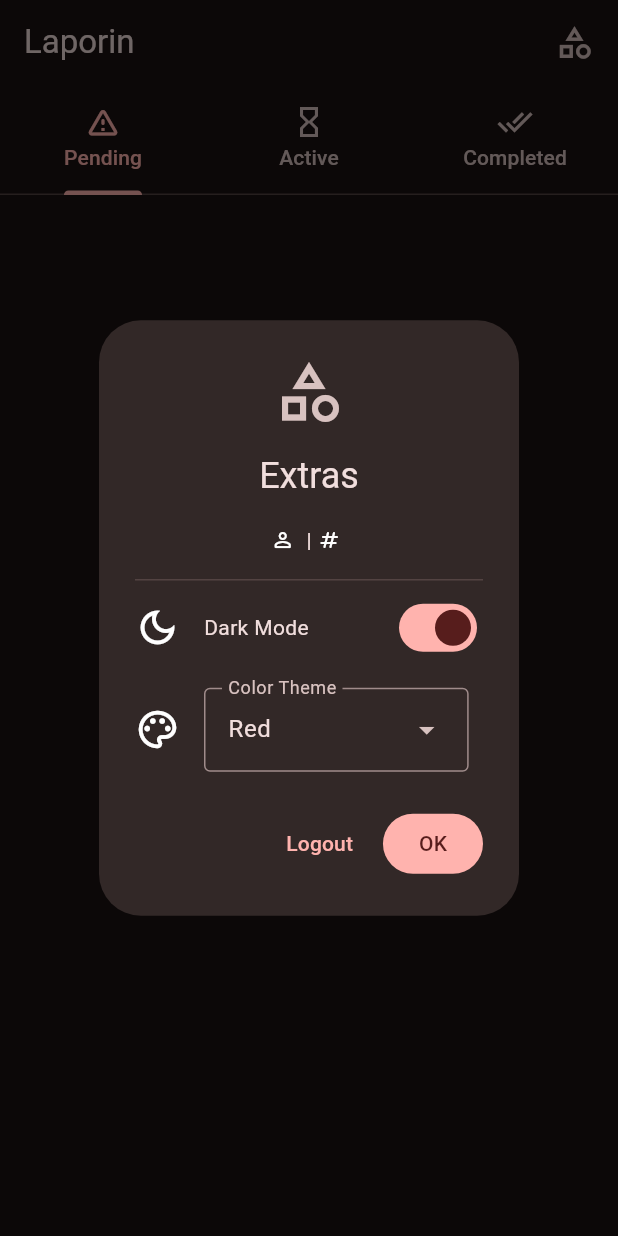
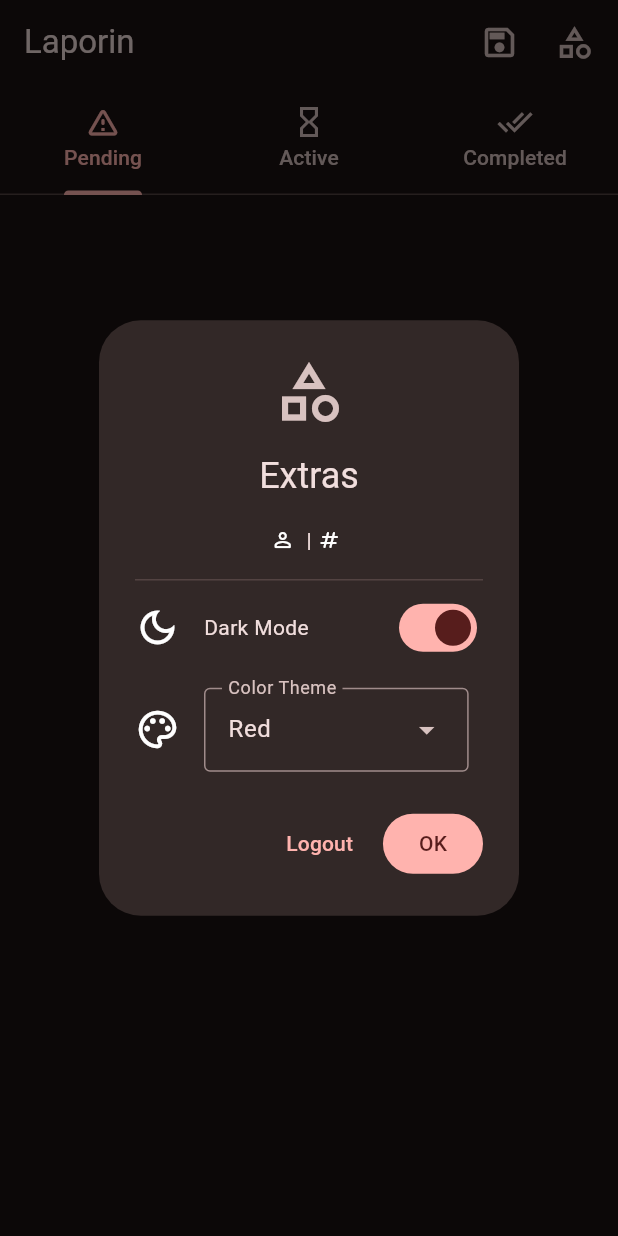
Before and after one commit to agunghabu/uas_pam_laporin, a Flutter app: the AdminDashboard screen opened directly, after a tap on the "category" icon, on a phone screen of 412 x 824 dp. Run offline on Flutter 3.47's test engine with Material 3 defaults, Android fonts, the light colour scheme and no system bars; our stand-ins replace image_picker; network calls fail.

Commit message:
add button for saving all reports

```diff
--- a/lib/pages/admin_dashboard.dart
+++ b/lib/pages/admin_dashboard.dart
@@ -37,7 +37,16 @@ class _AdminDashboardState extends State<AdminDashboard> {
           title: const Text('Laporin'),
           actions: [
             InkWell(
+              onTap: () {},
               borderRadius: BorderRadius.circular(24),
+              child: Container(
+                padding: EdgeInsets.all(8),
+                decoration: BoxDecoration(shape: BoxShape.circle),
+                child: Icon(Icons.save_outlined, size: 26),
+              ),
+            ),
+            SizedBox(width: 8),
+            InkWell(
               onTap: () {
                 showDialog(
                   context: context,
@@ -115,6 +124,7 @@ class _AdminDashboardState extends State<AdminDashboard> {
                   ),
                 );
               },
+              borderRadius: BorderRadius.circular(24),
               child: Container(
                 padding: EdgeInsets.all(8),
                 decoration: BoxDecoration(shape: BoxShape.circle),
```
